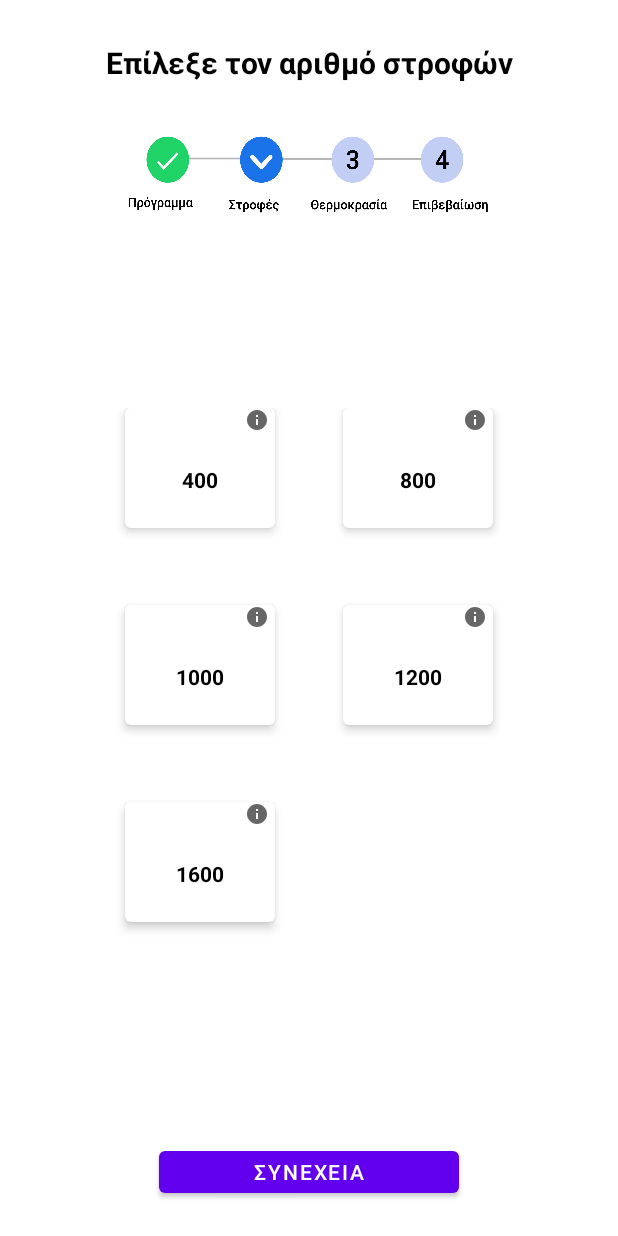
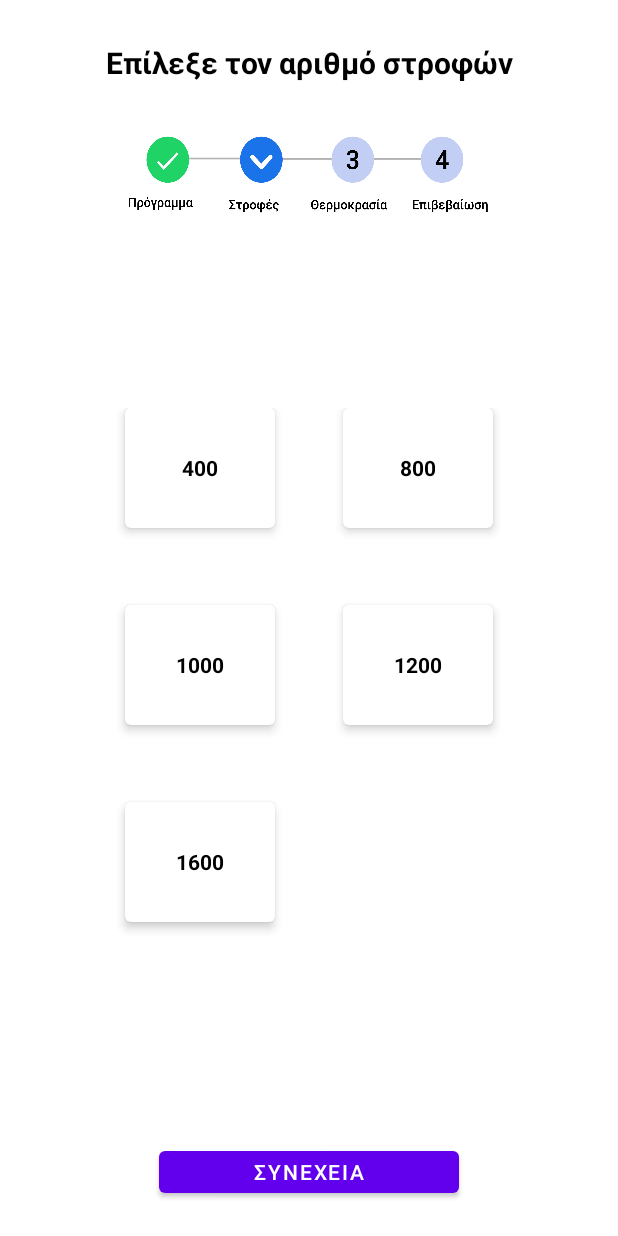
Before and after one commit to BrainBroader/Washer-Android, an Android app: the ChooseSpeedActivity screen opened directly, with no data from a screen before it, on a phone screen of 412 x 824 dp. Run offline under Robolectric (Android 15) with nearby library versions, the phone set to English and light mode, and no system bars.

Commit message:
Info Dialog in stage3, stage2 infobuttons gone

```diff
--- a/app/src/main/java/com/android/washer/ChooseSpeedActivity.java
+++ b/app/src/main/java/com/android/washer/ChooseSpeedActivity.java
@@ -24,8 +24,19 @@ public class ChooseSpeedActivity extends AppCompatActivity {
         HideActionBar();
 
         ConnectViews();
-        ClickToContinue();
+        SetupListeners();
 
+    }
+
+    private void SetupListeners() {
+
+        continue_button.setOnClickListener(new View.OnClickListener() {
+            @Override
+            public void onClick(View v) {
+                Intent intent  = new Intent(ChooseSpeedActivity.this, ChooseTemperature.class);
+                ChooseSpeedActivity.this.startActivity(intent);
+            }
+        });
     }
 
     private void ConnectViews() {
@@ -50,16 +61,6 @@ public class ChooseSpeedActivity extends AppCompatActivity {
         continue_button = findViewById(R.id.continue_button);
     }
 
-    private void ClickToContinue() {
-        continue_button.setOnClickListener(new View.OnClickListener() {
-            @Override
-            public void onClick(View v) {
-                Intent intent  = new Intent(ChooseSpeedActivity.this, ChooseTemperature.class);
-                ChooseSpeedActivity.this.startActivity(intent);
-            }
-        });
-    }
-
     private void HideActionBar() {
         try
         {
--- a/app/src/main/res/layout/activity_choose_speed.xml
+++ b/app/src/main/res/layout/activity_choose_speed.xml
@@ -68,7 +68,8 @@
                     <RelativeLayout
                         android:layout_width="match_parent"
                         android:layout_height="0dp"
-                        android:layout_weight="0.2">
+                        android:layout_weight="0.2"
+                        android:visibility="gone">
 
                         <ImageView
                             android:id="@+id/infoButton_400"
@@ -109,6 +110,7 @@
                     android:orientation="vertical">
 
                     <RelativeLayout
+                        android:visibility="gone"
                         android:layout_width="match_parent"
                         android:layout_height="0dp"
                         android:layout_weight="0.2">
@@ -156,6 +158,7 @@
                     android:orientation="vertical">
 
                     <RelativeLayout
+                        android:visibility="gone"
                         android:layout_width="match_parent"
                         android:layout_height="0dp"
                         android:layout_weight="0.2">
@@ -199,6 +202,7 @@
                     android:orientation="vertical">
 
                     <RelativeLayout
+                        android:visibility="gone"
                         android:layout_width="match_parent"
                         android:layout_height="0dp"
                         android:layout_weight="0.2">
@@ -246,6 +250,7 @@
                     android:orientation="vertical">
 
                     <RelativeLayout
+                        android:visibility="gone"
                         android:layout_width="match_parent"
                         android:layout_height="0dp"
                         android:layout_weight="0.2">
--- a/app/src/main/res/layout/activity_choose_temperature.xml
+++ b/app/src/main/res/layout/activity_choose_temperature.xml
@@ -185,7 +185,7 @@
             </androidx.cardview.widget.CardView>
 
             <androidx.cardview.widget.CardView
-                android:id="@+id/temp80_card"
+                android:id="@+id/temp90_card"
                 android:layout_gravity="left"
                 android:layout_marginRight="5dp"
                 android:layout_width="100dp"
@@ -205,7 +205,7 @@
                         android:layout_weight="0.2">
 
                         <ImageView
-                            android:id="@+id/temp80_infoButton"
+                            android:id="@+id/temp90_infoButton"
                             android:layout_width="wrap_content"
                             android:layout_height="match_parent"
                             android:layout_alignParentRight="true"
@@ -215,7 +215,7 @@
 
 
                     <TextView
-                        android:id="@+id/temp80_TV"
+                        android:id="@+id/temp90_TV"
                         android:layout_width="match_parent"
                         android:layout_height="0dp"
                         android:layout_weight="0.8"
```
Also changed, not shown: app/src/main/java/com/android/washer/ChooseTemperature.java (+24 -11 lines).
